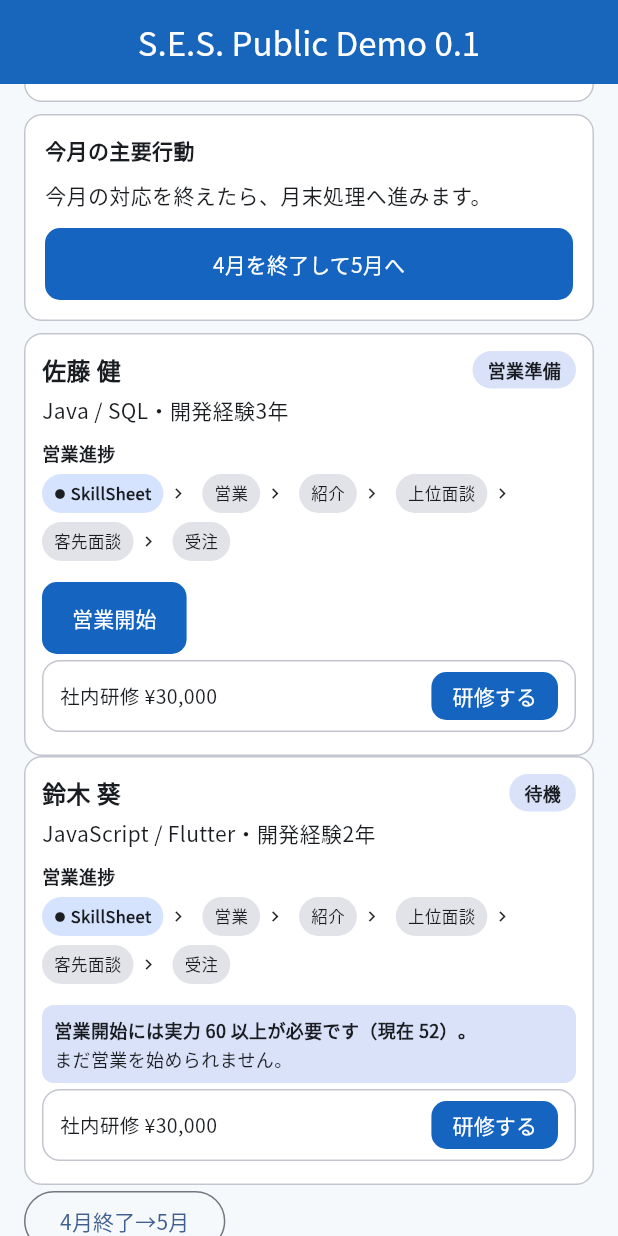
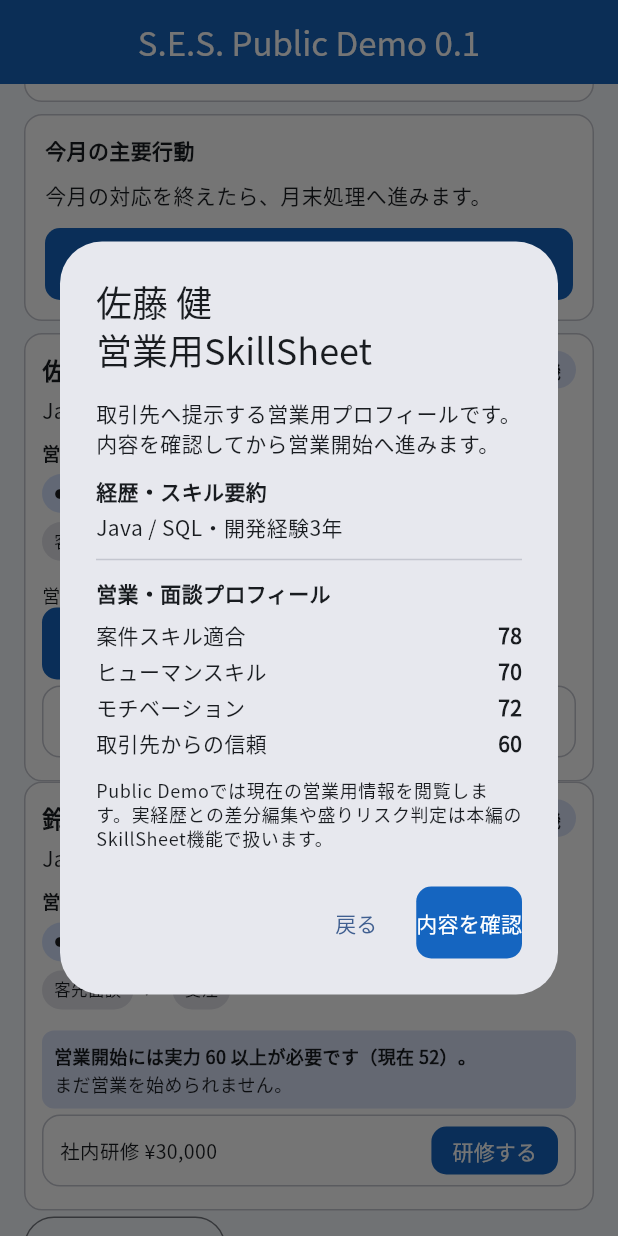
Before and after one commit to perusonao/smile_enjoy_story, a Flutter app: the PublicDemo01PlaceholderScreen screen opened directly, scrolled down 1152 dp, after a tap on "SkillSheet確認", on a phone screen of 412 x 824 dp. Run offline on Flutter 3.47's test engine with Material 3 defaults, Android fonts, the phone set to English and light mode, and no system bars; our stand-ins replace shared_preferences; accounts and stored records are empty.

Commit message:
feat: make Public Demo SkillSheet inspectable

```diff
--- a/lib/ui/public_demo/public_demo_01_placeholder_screen.dart
+++ b/lib/ui/public_demo/public_demo_01_placeholder_screen.dart
@@ -393,6 +393,69 @@
   // so the two can never drift apart. No command, guard, or key changed.
   void _startSkillSheetReview(String engineerId) =>
       _commitAggregate(_game.startSkillSheetReview(engineerId));
+
+  /// PUBLIC-DEMO-UX-1A: the Public Demo now follows the main game's
+  /// SkillSheet concept instead of treating the review button as a silent
+  /// workflow acknowledgement. The dialog is deliberately read-only here:
+  /// it only displays facts the Public Demo already owns, and the existing
+  /// authoritative stage transition is committed only after an explicit
+  /// confirmation. Back/cancel therefore leaves the workflow untouched.
+  Future<void> _openSkillSheetReview(PublicDemoEngineerSales engineer) async {
+    final confirmed = await showDialog<bool>(
+      context: context,
+      builder: (dialogContext) => AlertDialog(
+        key: Key('public-demo-skill-sheet-${engineer.id}'),
+        title: Text('${engineer.name}\n営業用SkillSheet'),
+        content: SingleChildScrollView(
+          child: Column(
+            mainAxisSize: MainAxisSize.min,
+            crossAxisAlignment: CrossAxisAlignment.start,
+            children: [
+              const Text(
+                '取引先へ提示する営業用プロフィールです。内容を確認してから営業開始へ進みます。',
+              ),
+              const SizedBox(height: 12),
+              const Text(
+                '経歴・スキル要約',
+                style: TextStyle(fontWeight: FontWeight.bold),
+              ),
+              const SizedBox(height: 4),
+              Text(engineer.summary),
+              const Divider(height: 24),
+              const Text(
+                '営業・面談プロフィール',
+                style: TextStyle(fontWeight: FontWeight.bold),
+              ),
+              const SizedBox(height: 6),
+              _dialogRow('案件スキル適合', '${engineer.interviewProfile.skillFit}'),
+              _dialogRow('ヒューマンスキル', '${engineer.interviewProfile.humanity}'),
+              _dialogRow('モチベーション', '${engineer.interviewProfile.morale}'),
+              _dialogRow('取引先からの信頼', '${engineer.interviewProfile.clientTrust}'),
+              const SizedBox(height: 12),
+              Text(
+                'Public Demoでは現在の営業用情報を閲覧します。実経歴との差分編集や盛りリスク判定は本編のSkillSheet機能で扱います。',
+                style: Theme.of(dialogContext).textTheme.bodySmall,
+              ),
+            ],
+          ),
+        ),
+        actions: [
+          TextButton(
+            key: Key('public-demo-skill-sheet-cancel-${engineer.id}'),
+            onPressed: () => Navigator.pop(dialogContext, false),
+            child: const Text('戻る'),
+          ),
+          FilledButton(
+            key: Key('public-demo-skill-sheet-confirm-${engineer.id}'),
+            onPressed: () => Navigator.pop(dialogContext, true),
+            child: const Text('内容を確認'),
+          ),
+        ],
+      ),
+    );
+    if (!mounted || confirmed != true) return;
+    _startSkillSheetReview(engineer.id);
+  }
 
   void _beginSelling(String engineerId) =>
       _commitAggregate(_game.beginSelling(engineerId));
@@ -1403,7 +1466,7 @@
         if (readyForFieldSales(e.id)) {
           emit(
             HomeRecommendedActionKind.employeeSkillSheetReview,
-            () => _startSkillSheetReview(e.id),
+            () => unawaited(_openSkillSheetReview(e)),
           );
         }
       case PublicDemoSalesStage.skillSheet:
@@ -1783,7 +1846,7 @@
                 readyForFieldSales(e.id)) ...[
               const Text('営業準備OK', style: TextStyle(fontSize: 12)),
               FilledButton(
-                onPressed: () => _startSkillSheetReview(e.id),
+                onPressed: () => unawaited(_openSkillSheetReview(e)),
                 child: const Text('SkillSheet確認'),
               ),
             ],
```
